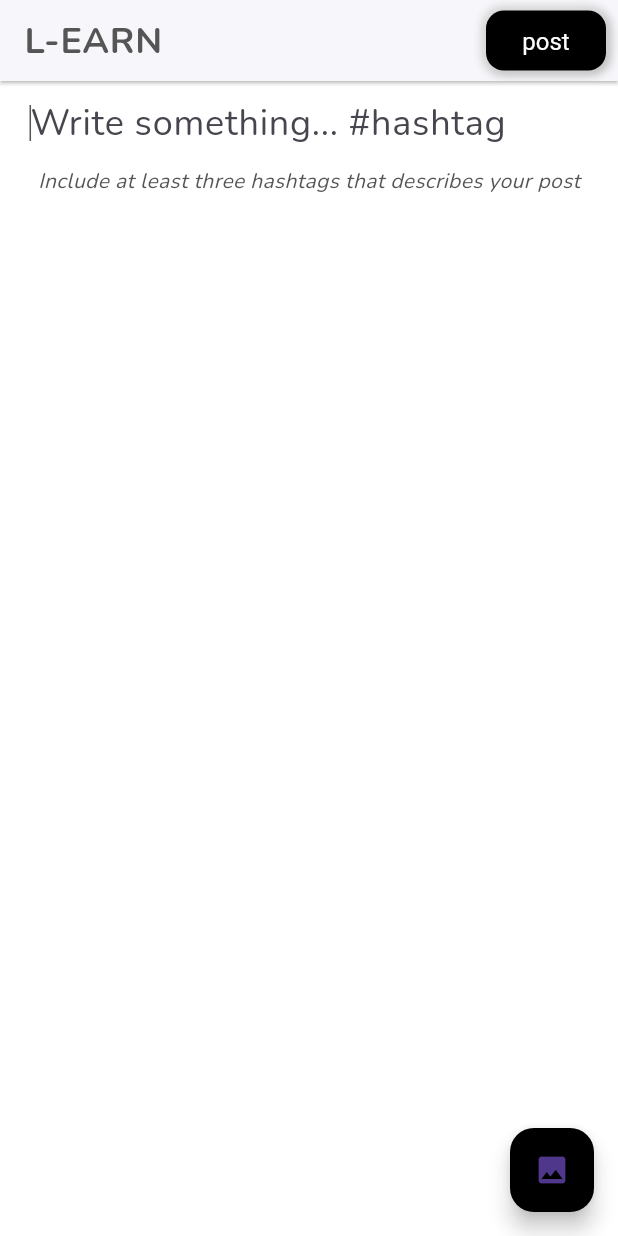
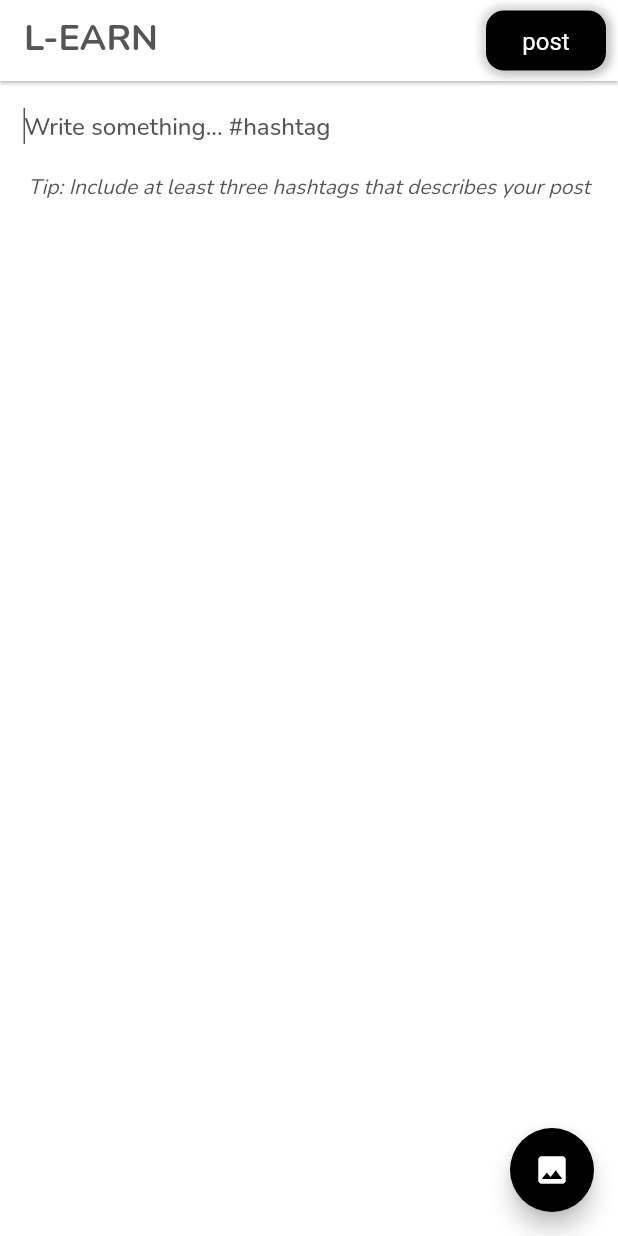
Before and after one commit to Gospel011/L-Earn_Flutter, a Flutter app: the HomePage screen opened by its route, item 3 of the bottom bar chosen, in the side drawer, after a tap on "Make a post", on a phone screen of 412 x 824 dp. Run offline on Flutter 3.47's test engine with Material 3 defaults, Android fonts, the light colour scheme and no system bars; our stand-ins replace bloc, flutter_bloc, flutter_svg, image_picker; missing offline and left inert: dart:ffi.

Commit message:
Made some modifications

```diff
--- a/l_earn/lib/Presentation/Pages/Home_Pages/Post_Action_Pages/normal_post_page.dart
+++ b/l_earn/lib/Presentation/Pages/Home_Pages/Post_Action_Pages/normal_post_page.dart
@@ -99,7 +99,7 @@ class _MakePostPageState extends State<MakePostPage> {
               const Padding(
                 padding: EdgeInsets.symmetric(horizontal: 16.0),
                 child: Text(
-                  "Include at least three hashtags that describes your post",
+                  "Tip: Include at least three hashtags that describes your post",
                   style: TextStyle(fontStyle: FontStyle.italic, fontSize: 14),
                 ),
               ),
--- a/l_earn/lib/Presentation/Pages/Home_Pages/home_page.dart
+++ b/l_earn/lib/Presentation/Pages/Home_Pages/home_page.dart
@@ -105,7 +105,7 @@ class _HomePageState extends State<HomePage> {
                                     print("Make a post tapped");
                                     Navigator.pushNamed(context, '/make-post');
                                   },
-                                  leading: AppIcons.write,
+                                  leading: AppIcons.write32,
                                   title: const Text("Make a post"),
                                 ),
 
@@ -119,15 +119,15 @@ class _HomePageState extends State<HomePage> {
                                   title: const Text("Create a tutorial"),
                                 ),
 
-                                //* CREATE A TUTORIAL
-                                ListTile(
-                                  onTap: () {
-                                    print("Create an event tapped");
-                                    Navigator.pushNamed(context, '/create-event');
-                                  },
-                                  leading: AppIcons.eventsFill,
-                                  title: const Text("Create an event"),
-                                )
+                                //* CREATE AN EVENT
+                                // ListTile(
+                                //   onTap: () {
+                                //     print("Create an event tapped");
+                                //     Navigator.pushNamed(context, '/create-event');
+                                //   },
+                                //   leading: AppIcons.eventsFill,
+                                //   title: const Text("Create an event"),
+                                // )
                               ]);
                             });
                       }
@@ -179,7 +179,7 @@ class MyBottomModalSheet extends StatelessWidget {
   @override
   Widget build(BuildContext context) {
     return Container(
-      padding: EdgeInsets.symmetric(vertical: 8),
+      padding: const EdgeInsets.symmetric(vertical: 16),
       decoration: const BoxDecoration(
           color: Colors.white,
           borderRadius: BorderRadiusDirectional.only(
@@ -187,6 +187,7 @@ class MyBottomModalSheet extends StatelessWidget {
       // height: MediaQuery.of(context).size.height / 2.5,
       child: SingleChildScrollView(
         child: Column(
+          mainAxisAlignment: MainAxisAlignment.spaceBetween,
           children: children,
         ),
       ),
--- a/l_earn/lib/Presentation/components/my_textfield.dart
+++ b/l_earn/lib/Presentation/components/my_textfield.dart
@@ -39,6 +39,7 @@ class MyTextField extends StatelessWidget {
       obscureText: obscureText ?? false,
       maxLines: maxLines == 0 ? 1 : maxLines,
       maxLength: maxLength,
+      style: Theme.of(context).textTheme.bodyMedium,
       minLines: 1,
       maxLengthEnforcement:
           maxLength != null ? MaxLengthEnforcement.enforced : null,
--- a/l_earn/lib/Presentation/components/my_textformfield.dart
+++ b/l_earn/lib/Presentation/components/my_textformfield.dart
@@ -62,6 +62,9 @@ class MyTextFormField extends StatelessWidget {
     return TextFormField(
       obscureText: obscureText ?? false,
       enabled: enabled,
+      style: textFieldType == TextFieldType.post
+              ? Theme.of(context).textTheme.bodyMedium?.copyWith(fontWeight: FontWeight.bold)
+              : Theme.of(context).textTheme.bodyMedium,
       focusNode: focusNode,
       onChanged: onChanged,
       controller: controller,
--- a/l_earn/lib/utils/constants.dart
+++ b/l_earn/lib/utils/constants.dart
@@ -33,5 +33,6 @@ final class AppIcons {
   static final post = SvgPicture.asset('assets/svg_icons/post.svg');
   static final searchThin = SvgPicture.asset('assets/svg_icons/search-thin.svg');
   static final verifiedIcon = SvgPicture.asset('assets/svg_icons/verified_icon.svg');
+  static final write32 = SvgPicture.asset('assets/svg_icons/write.svg', width: 32, height: 32,);
   static final write = SvgPicture.asset('assets/svg_icons/write.svg');
 }
--- a/l_earn/lib/utils/themes.dart
+++ b/l_earn/lib/utils/themes.dart
@@ -1,16 +1,8 @@
-
 //? APP THEME
 import 'package:flutter/material.dart';
 import 'package:l_earn/utils/colors.dart';
 
 final class AppTheme {
-
-
-
-
-
-
-
 //* MY APP THEME DATA
   static ThemeData myAppTheme = ThemeData(
       primaryColor: AppColor.maincolorBlue,
@@ -23,7 +15,6 @@ static ThemeData myAppTheme = ThemeData(
             fontSize: 16,
             height: 24 / 16,
             fontWeight: FontWeight.w400),
-
         bodyLarge: TextStyle(
             color: AppColor.textColor,
             fontFamily: 'Nunito',
@@ -43,7 +34,8 @@ static ThemeData myAppTheme = ThemeData(
       elevatedButtonTheme: const ElevatedButtonThemeData(
           style: ButtonStyle(
               elevation: MaterialStatePropertyAll(1.0),
-            backgroundColor: MaterialStatePropertyAll(AppColor.mainColorBlack),
+              backgroundColor:
+                  MaterialStatePropertyAll(AppColor.mainColorBlack),
               minimumSize: MaterialStatePropertyAll(Size(double.maxFinite, 48)),
               textStyle: MaterialStatePropertyAll(TextStyle(
                   fontFamily: 'Nunito',
@@ -73,7 +65,8 @@ static ThemeData myAppTheme = ThemeData(
           toolbarHeight: 54,
           backgroundColor: Colors.white,
           shadowColor: Colors.black,
-        iconTheme: IconThemeData(size: 24, weight: 1, color: AppColor.textColor),
+          iconTheme:
+              IconThemeData(size: 24, weight: 1, color: AppColor.textColor),
           titleTextStyle: TextStyle(
               color: AppColor.textColor,
               fontFamily: 'Nunito',
@@ -90,26 +83,34 @@ static ThemeData myAppTheme = ThemeData(
           thumbColor: AppColor.textColor,
           overlayColor: AppColor.textColor.withOpacity(0.2),
           inactiveTrackColor: AppColor.textColor),
+      useMaterial3: false,
 
       //* Input decoration theme
       inputDecorationTheme: InputDecorationTheme(
           //* suffix icon style
           suffixIconColor: MyMainButtonColor(),
+          hintStyle: const TextStyle(
+              color: AppColor.textColor,
+              fontFamily: 'Nunito',
+              fontSize: 16,
+              fontWeight: FontWeight.w500,
+              height: 27 / 16),
           //* padding
           contentPadding: const EdgeInsets.only(left: 16, top: 10),
           //* for normal border
           border: OutlineInputBorder(
-            borderSide: BorderSide(color: AppColor.textfieldEnabledBoderColor),
+              borderSide:
+                  BorderSide(color: AppColor.textfieldEnabledBoderColor),
               borderRadius: BorderRadius.circular(8)),
           //* for focused border
           focusedBorder: OutlineInputBorder(
-            borderSide: BorderSide(color: AppColor.textfieldFocusedBoderColor),
+              borderSide:
+                  BorderSide(color: AppColor.textfieldFocusedBoderColor),
               borderRadius: BorderRadius.circular(8)),
 
           //* for enabled border
           enabledBorder: OutlineInputBorder(
-            borderSide: BorderSide(color: AppColor.textfieldEnabledBoderColor),
+              borderSide:
+                  BorderSide(color: AppColor.textfieldEnabledBoderColor),
               borderRadius: BorderRadius.circular(8))));
-
-
 }
--- a/l_earn/pubspec.yaml
+++ b/l_earn/pubspec.yaml
@@ -47,7 +47,7 @@ dev_dependencies:
   # package. See that file for information about deactivating specific lint
   # rules and activating additional ones.
   flutter_lints: ^3.0.1
-  flutter_launcher_icons: ^0.13.1
+
 
 flutter_launcher_icons:
   android: true
```
Also changed, not shown: l_earn/pubspec.lock, 1 other file. Lines whose indentation alone changed are shown as unchanged.
